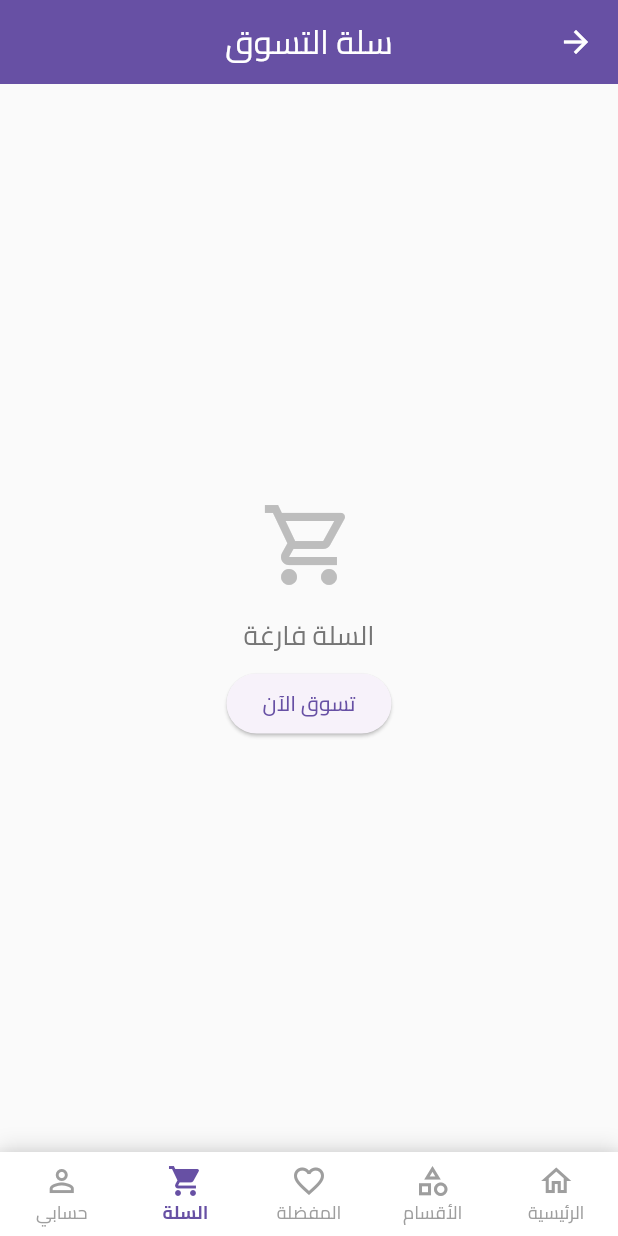
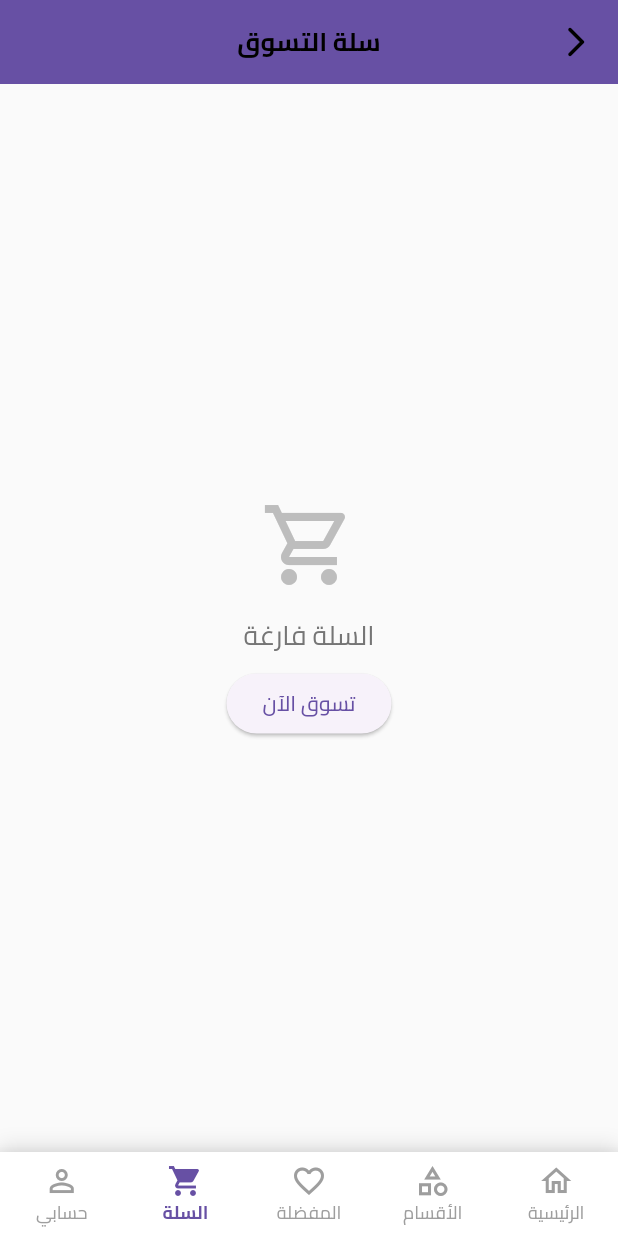
Before and after one commit to clicklivetech/omar2025, a Flutter app: the screen it shows after launch, item 4 of the bottom bar chosen, on a phone screen of 412 x 824 dp. Run offline on Flutter 3.47's test engine with Material 3 defaults, Android fonts, the phone set to English and light mode, and no system bars; our stand-ins replace cached_network_image, flutter_cache_manager, flutter_carousel_widget, flutter_rating_bar, font_awesome_flutter, image_picker and 2 more; accounts and stored records are empty.

Commit message:
Initial commit

```diff
--- a/lib/main.dart
+++ b/lib/main.dart
@@ -1,4 +1,5 @@
 import 'package:flutter/material.dart';
+import 'package:flutter/services.dart';
 import 'package:flutter_localizations/flutter_localizations.dart';
 import 'package:provider/provider.dart';
 import 'services/supabase_service.dart';
@@ -15,6 +16,23 @@ import 'models/category.dart';
 
 void main() async {
   WidgetsFlutterBinding.ensureInitialized();
+
+  // Set iOS-style system UI overlays
+  SystemChrome.setSystemUIOverlayStyle(
+    const SystemUiOverlayStyle(
+      statusBarBrightness: Brightness.light,
+      statusBarIconBrightness: Brightness.dark,
+      systemNavigationBarColor: Colors.white,
+      systemNavigationBarIconBrightness: Brightness.dark,
+      statusBarColor: Colors.transparent,
+    ),
+  );
+
+  // Set preferred orientations
+  await SystemChrome.setPreferredOrientations([
+    DeviceOrientation.portraitUp,
+  ]);
+
   await SupabaseService.initialize();
   await LocalStorageService.init();
   runApp(
@@ -36,9 +54,28 @@ class MyApp extends StatelessWidget {
       title: 'عمر ماركت',
       debugShowCheckedModeBanner: false,
       theme: ThemeData(
+        platform: TargetPlatform.iOS,
         primarySwatch: Colors.orange,
         scaffoldBackgroundColor: Colors.grey[50],
         fontFamily: 'Cairo',
+        appBarTheme: const AppBarTheme(
+          systemOverlayStyle: SystemUiOverlayStyle(
+            statusBarBrightness: Brightness.light,
+            statusBarIconBrightness: Brightness.dark,
+            systemNavigationBarColor: Colors.white,
+            systemNavigationBarIconBrightness: Brightness.dark,
+            statusBarColor: Colors.transparent,
+          ),
+          backgroundColor: Colors.white,
+          elevation: 0,
+          iconTheme: IconThemeData(color: Colors.black),
+          titleTextStyle: TextStyle(
+            color: Colors.black,
+            fontSize: 17,
+            fontWeight: FontWeight.w600,
+            fontFamily: 'Cairo',
+          ),
+        ),
         textTheme: TextTheme(
           bodyLarge: TextStyle(fontFamily: 'Cairo', fontSize: 16 * fontScale),
           bodyMedium: TextStyle(fontFamily: 'Cairo', fontSize: 14 * fontScale),
--- a/lib/screens/current_orders_page.dart
+++ b/lib/screens/current_orders_page.dart
@@ -50,10 +50,10 @@ class _CurrentOrdersPageState extends State<CurrentOrdersPage> {
     } catch (e) {
       if (mounted) {
         ScaffoldMessenger.of(context).showSnackBar(
-          SnackBar(
-            content: const Text('حدث خطأ في تحميل الطلبات'),
+          const SnackBar(
+            content: Text('حدث خطأ في تحميل الطلبات'),
             backgroundColor: Colors.red,
-            duration: const Duration(seconds: 3),
+            duration: Duration(seconds: 3),
           ),
         );
       }
--- a/lib/screens/delivery_address_page.dart
+++ b/lib/screens/delivery_address_page.dart
@@ -246,9 +246,7 @@ class _DeliveryAddressPageState extends State<DeliveryAddressPage> {
                                     if (!mounted) return;
                                     setState(() {
                                       addresses.insert(currentIndex, currentAddress);
-                                      if (selectedAddressId == null) {
-                                        selectedAddressId = currentAddress.id;
-                                      }
+                                      selectedAddressId ??= currentAddress.id;
                                     });
                                     scaffoldMessenger.showSnackBar(
                                       const SnackBar(content: Text('فشل حذف العنوان')),
```
Also changed, not shown: flutter_01.png (added), flutter_02.png (added), pubspec.lock, screenshot_final.png (added), screenshot_home.png (added), screenshot_ios.png (added), screenshot_iphone.png (added), temp.png (added), 2 other files.
